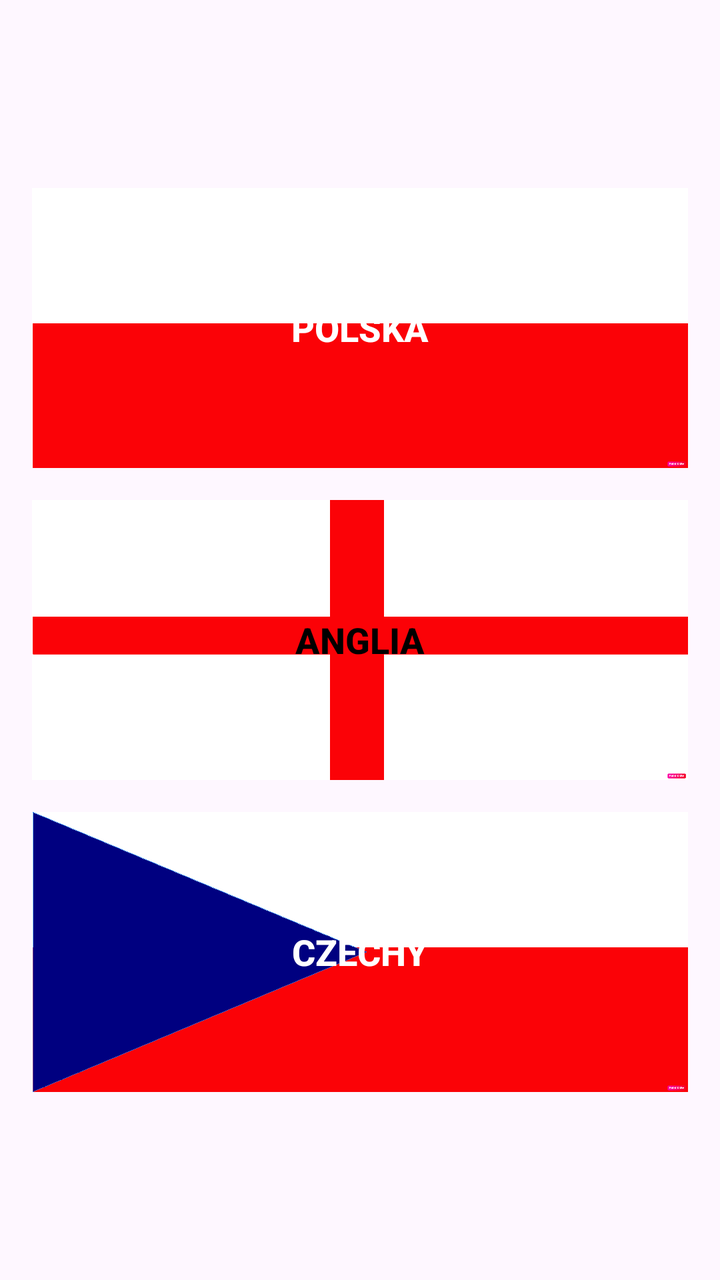
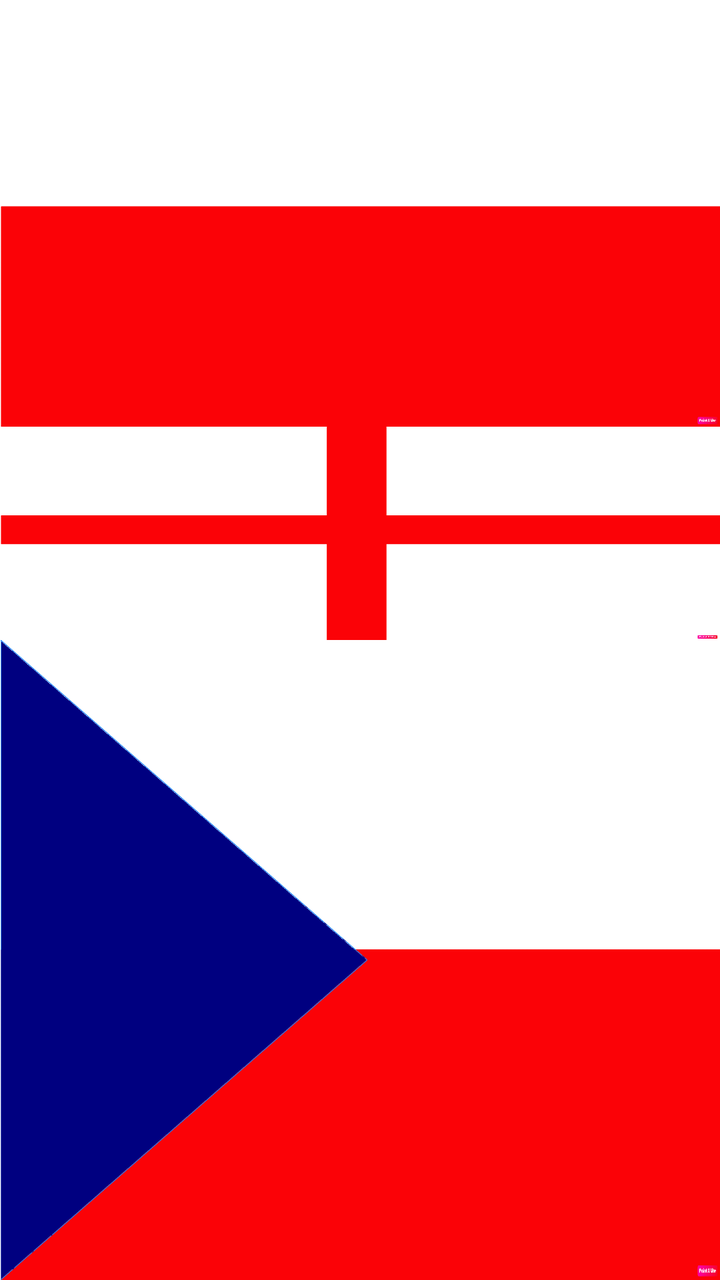

Compare the two renders of this Android layout. The source of the first and the diff that turns it into the second are given below.
<!-- AndroidManifest.xml: application theme Theme.Cwiczenie51MP_18 -->
<!-- res/layout/activity_main.xml -->
<?xml version="1.0" encoding="utf-8"?>
<androidx.constraintlayout.widget.ConstraintLayout xmlns:android="http://schemas.android.com/apk/res/android"
    xmlns:app="http://schemas.android.com/apk/res-auto"
    xmlns:tools="http://schemas.android.com/tools"
    android:id="@+id/main"
    android:layout_width="match_parent"
    android:layout_height="match_parent"
    android:padding="16dp"
    tools:context=".MainActivity">

    <Button
        android:id="@+id/button1"
        android:layout_width="0dp"
        android:layout_height="140dp"
        android:background="@drawable/flaga_polska"
        android:text="@string/button_1"
        android:textColor="@android:color/white"
        android:textSize="18sp"
        android:textStyle="bold"
        app:backgroundTint="@null"
        app:layout_constraintBottom_toTopOf="@id/button2"
        app:layout_constraintEnd_toEndOf="parent"
        app:layout_constraintStart_toStartOf="parent"
        app:layout_constraintTop_toTopOf="parent"
        app:layout_constraintVertical_chainStyle="packed" />

    <Button
        android:id="@+id/button2"
        android:layout_width="0dp"
        android:layout_height="140dp"
        android:layout_marginTop="16dp"
        android:background="@drawable/flaga_anglii"
        android:text="@string/button_2"
        android:textColor="@android:color/black"
        android:textSize="18sp"
        android:textStyle="bold"
        app:backgroundTint="@null"
        app:layout_constraintBottom_toTopOf="@id/button3"
        app:layout_constraintEnd_toEndOf="parent"
        app:layout_constraintStart_toStartOf="parent"
        app:layout_constraintTop_toBottomOf="@id/button1" />

    <Button
        android:id="@+id/button3"
        android:layout_width="0dp"
        android:layout_height="140dp"
        android:layout_marginTop="16dp"
        android:background="@drawable/flaga_czechy"
        android:text="@string/button_3"
        android:textColor="@android:color/white"
        android:textSize="18sp"
        android:textStyle="bold"
        app:backgroundTint="@null"
        app:layout_constraintBottom_toBottomOf="parent"
        app:layout_constraintEnd_toEndOf="parent"
        app:layout_constraintStart_toStartOf="parent"
        app:layout_constraintTop_toBottomOf="@id/button2" />

</androidx.constraintlayout.widget.ConstraintLayout>
<!-- resources referenced by this layout -->
<resources>
  <!-- drawable flaga_anglii: png bitmap (drawable, 84778 bytes) -->
  <!-- drawable flaga_czechy: png bitmap (drawable, 136900 bytes) -->
  <!-- drawable flaga_polska: png bitmap (drawable, 83524 bytes) -->
  <string name="button_1">Polska</string>
  <string name="button_2">Anglia</string>
  <string name="button_3">Czechy</string>
  <style name="Theme.Cwiczenie51MP_18" parent="Base.Theme.Cwiczenie51MP_18" />
  <style name="Base.Theme.Cwiczenie51MP_18" parent="Theme.Material3.DayNight.NoActionBar">
          
          
      </style>
</resources>

<!-- the commit's change to res/layout/activity_main.xml (unified diff, before → after) -->
@@ -1,59 +1,30 @@
 <?xml version="1.0" encoding="utf-8"?>
-<androidx.constraintlayout.widget.ConstraintLayout xmlns:android="http://schemas.android.com/apk/res/android"
+<LinearLayout xmlns:android="http://schemas.android.com/apk/res/android"
     xmlns:app="http://schemas.android.com/apk/res-auto"
-    xmlns:tools="http://schemas.android.com/tools"
     android:id="@+id/main"
     android:layout_width="match_parent"
     android:layout_height="match_parent"
-    android:padding="16dp"
-    tools:context=".MainActivity">
+    android:orientation="vertical">
 
     <Button
-        android:id="@+id/button1"
-        android:layout_width="0dp"
-        android:layout_height="140dp"
+        android:layout_width="match_parent"
+        android:layout_height="0dp"
+        android:layout_weight="8"
         android:background="@drawable/flaga_polska"
-        android:text="@string/button_1"
-        android:textColor="@android:color/white"
-        android:textSize="18sp"
-        android:textStyle="bold"
-        app:backgroundTint="@null"
-        app:layout_constraintBottom_toTopOf="@id/button2"
-        app:layout_constraintEnd_toEndOf="parent"
-        app:layout_constraintStart_toStartOf="parent"
-        app:layout_constraintTop_toTopOf="parent"
-        app:layout_constraintVertical_chainStyle="packed" />
+        app:backgroundTint="@null" />
 
     <Button
-        android:id="@+id/button2"
-        android:layout_width="0dp"
-        android:layout_height="140dp"
-        android:layout_marginTop="16dp"
+        android:layout_width="match_parent"
+        android:layout_height="0dp"
+        android:layout_weight="4"
         android:background="@drawable/flaga_anglii"
-        android:text="@string/button_2"
-        android:textColor="@android:color/black"
-        android:textSize="18sp"
-        android:textStyle="bold"
-        app:backgroundTint="@null"
-        app:layout_constraintBottom_toTopOf="@id/button3"
-        app:layout_constraintEnd_toEndOf="parent"
-        app:layout_constraintStart_toStartOf="parent"
-        app:layout_constraintTop_toBottomOf="@id/button1" />
+        app:backgroundTint="@null" />
 
     <Button
-        android:id="@+id/button3"
-        android:layout_width="0dp"
-        android:layout_height="140dp"
-        android:layout_marginTop="16dp"
+        android:layout_width="match_parent"
+        android:layout_height="0dp"
+        android:layout_weight="12"
         android:background="@drawable/flaga_czechy"
-        android:text="@string/button_3"
-        android:textColor="@android:color/white"
-        android:textSize="18sp"
-        android:textStyle="bold"
-        app:backgroundTint="@null"
-        app:layout_constraintBottom_toBottomOf="parent"
-        app:layout_constraintEnd_toEndOf="parent"
-        app:layout_constraintStart_toStartOf="parent"
-        app:layout_constraintTop_toBottomOf="@id/button2" />
+        app:backgroundTint="@null" />
 
-</androidx.constraintlayout.widget.ConstraintLayout>
+</LinearLayout>
<!-- resource entries referenced after the edit -->
@@ -3,9 +3,6 @@
   <!-- drawable flaga_anglii: png bitmap (drawable, 84778 bytes) -->
   <!-- drawable flaga_czechy: png bitmap (drawable, 136900 bytes) -->
   <!-- drawable flaga_polska: png bitmap (drawable, 83524 bytes) -->
-  <string name="button_1">Polska</string>
-  <string name="button_2">Anglia</string>
-  <string name="button_3">Czechy</string>
   <style name="Theme.Cwiczenie51MP_18" parent="Base.Theme.Cwiczenie51MP_18" />
   <style name="Base.Theme.Cwiczenie51MP_18" parent="Theme.Material3.DayNight.NoActionBar">
           
